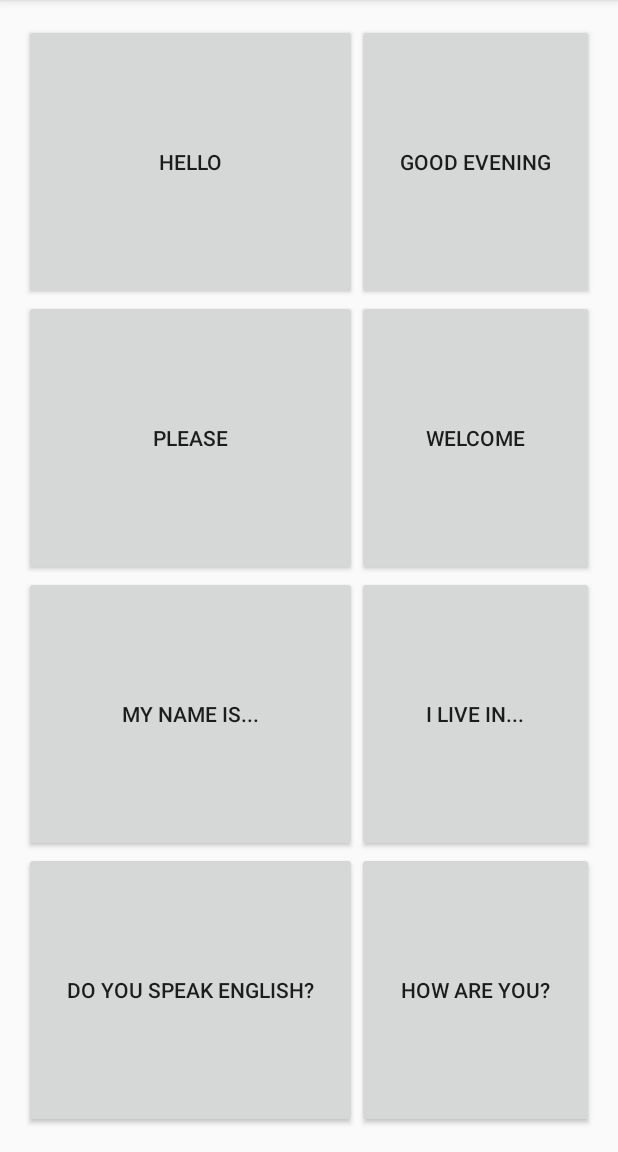
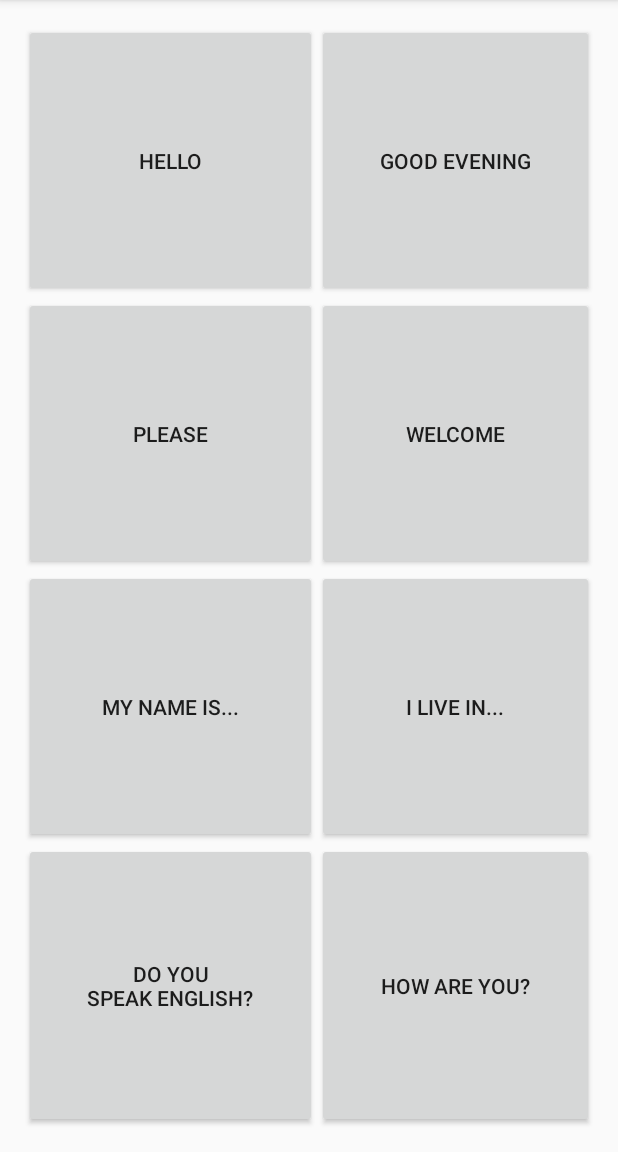
Before and after one commit to TheRiverNiall93/Basic-Phrases-Android-App, an Android app: the screen it shows after launch (MainActivity), on a phone screen of 412 x 824 dp, the part 84-1236 px from its top. Run offline under Robolectric (Android 15) with nearby library versions, the phone set to English and light mode, and no system bars.

Commit message:
Fixed button layout

```diff
--- a/app/src/main/res/layout/activity_main.xml
+++ b/app/src/main/res/layout/activity_main.xml
@@ -94,7 +94,7 @@
             android:tag="ilivein"/>
 
         <Button
-            android:text="Do you speak English?"
+            android:text="Do you&#10;speak English?"
             android:layout_width="wrap_content"
             android:layout_height="wrap_content"
             android:layout_column="0"
```
